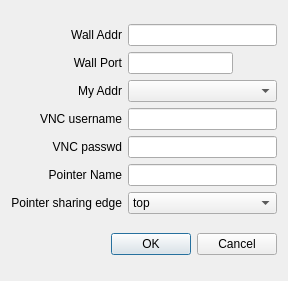
sungwonnam/SAGENext, file src/uiclient/connectiondialog.ui: the form before one commit.
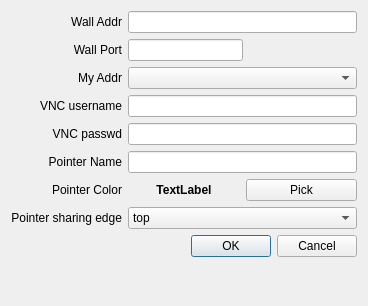
The form after the commit.

```diff
--- a/src/uiclient/connectiondialog.ui
+++ b/src/uiclient/connectiondialog.ui
@@ -6,16 +6,17 @@
    <rect>
     <x>0</x>
     <y>0</y>
-    <width>288</width>
-    <height>281</height>
+    <width>368</width>
+    <height>306</height>
    </rect>
   </property>
   <property name="windowTitle">
    <string>Dialog</string>
   </property>
-  <layout class="QVBoxLayout" name="verticalLayout">
-   <item>
-    <layout class="QGridLayout" name="gridLayout">
+  <layout class="QFormLayout" name="formLayout">
+   <property name="labelAlignment">
+    <set>Qt::AlignRight|Qt::AlignTrailing|Qt::AlignVCenter</set>
+   </property>
      <item row="0" column="0">
       <widget class="QLabel" name="label">
        <property name="layoutDirection">
@@ -29,7 +30,7 @@
        </property>
       </widget>
      </item>
-     <item row="0" column="1" colspan="2">
+   <item row="0" column="1">
       <widget class="QLineEdit" name="ipaddr"/>
      </item>
      <item row="1" column="0">
@@ -43,9 +44,11 @@
       </widget>
      </item>
      <item row="1" column="1">
+    <layout class="QHBoxLayout" name="horizontalLayout">
+     <item>
       <widget class="QLineEdit" name="port"/>
      </item>
-     <item row="1" column="2">
+     <item>
       <spacer name="horizontalSpacer">
        <property name="orientation">
         <enum>Qt::Horizontal</enum>
@@ -58,18 +61,7 @@
        </property>
       </spacer>
      </item>
-     <item row="5" column="0">
-      <widget class="QLabel" name="pointerNameLabel">
-       <property name="text">
-        <string>Pointer Name</string>
-       </property>
-       <property name="alignment">
-        <set>Qt::AlignRight|Qt::AlignTrailing|Qt::AlignVCenter</set>
-       </property>
-      </widget>
-     </item>
-     <item row="5" column="1" colspan="2">
-      <widget class="QLineEdit" name="pointerNameLineEdit"/>
+    </layout>
      </item>
      <item row="2" column="0">
       <widget class="QLabel" name="label_3">
@@ -81,6 +73,22 @@
        </property>
       </widget>
      </item>
+   <item row="2" column="1">
+    <widget class="QComboBox" name="myAddrCB"/>
+   </item>
+   <item row="3" column="0">
+    <widget class="QLabel" name="label_5">
+     <property name="text">
+      <string>VNC username</string>
+     </property>
+     <property name="alignment">
+      <set>Qt::AlignRight|Qt::AlignTrailing|Qt::AlignVCenter</set>
+     </property>
+    </widget>
+   </item>
+   <item row="3" column="1">
+    <widget class="QLineEdit" name="vncUsername"/>
+   </item>
      <item row="4" column="0">
       <widget class="QLabel" name="label_4">
        <property name="text">
@@ -91,23 +99,75 @@
        </property>
       </widget>
      </item>
-     <item row="4" column="1" colspan="2">
+   <item row="4" column="1">
       <widget class="QLineEdit" name="vncpasswd"/>
      </item>
-     <item row="3" column="1" colspan="2">
-      <widget class="QLineEdit" name="vncUsername"/>
-     </item>
-     <item row="3" column="0">
-      <widget class="QLabel" name="label_5">
+   <item row="5" column="0">
+    <widget class="QLabel" name="pointerNameLabel">
        <property name="text">
-        <string>VNC username</string>
+      <string>Pointer Name</string>
        </property>
        <property name="alignment">
         <set>Qt::AlignRight|Qt::AlignTrailing|Qt::AlignVCenter</set>
        </property>
       </widget>
      </item>
+   <item row="5" column="1">
+    <widget class="QLineEdit" name="pointerNameLineEdit"/>
+   </item>
      <item row="6" column="0">
+    <widget class="QLabel" name="label_7">
+     <property name="text">
+      <string>Pointer Color</string>
+     </property>
+     <property name="alignment">
+      <set>Qt::AlignRight|Qt::AlignTrailing|Qt::AlignVCenter</set>
+     </property>
+    </widget>
+   </item>
+   <item row="6" column="1">
+    <layout class="QHBoxLayout" name="horizontalLayout_2">
+     <item>
+      <widget class="QLabel" name="pointerColorLabel">
+       <property name="font">
+        <font>
+         <weight>75</weight>
+         <bold>true</bold>
+        </font>
+       </property>
+       <property name="frameShape">
+        <enum>QFrame::NoFrame</enum>
+       </property>
+       <property name="lineWidth">
+        <number>0</number>
+       </property>
+       <property name="midLineWidth">
+        <number>0</number>
+       </property>
+       <property name="text">
+        <string>TextLabel</string>
+       </property>
+       <property name="scaledContents">
+        <bool>true</bool>
+       </property>
+       <property name="alignment">
+        <set>Qt::AlignCenter</set>
+       </property>
+       <property name="wordWrap">
+        <bool>false</bool>
+       </property>
+      </widget>
+     </item>
+     <item>
+      <widget class="QPushButton" name="pointerColorButton">
+       <property name="text">
+        <string>Pick</string>
+       </property>
+      </widget>
+     </item>
+    </layout>
+   </item>
+   <item row="7" column="0">
       <widget class="QLabel" name="label_6">
        <property name="text">
         <string>Pointer sharing edge</string>
@@ -117,7 +177,7 @@
        </property>
       </widget>
      </item>
-     <item row="6" column="1" colspan="2">
+   <item row="7" column="1">
       <widget class="QComboBox" name="sharingEdgeCB">
        <item>
         <property name="text">
@@ -141,12 +201,7 @@
        </item>
       </widget>
      </item>
-     <item row="2" column="1" colspan="2">
-      <widget class="QComboBox" name="myAddrCB"/>
-     </item>
-    </layout>
-   </item>
-   <item>
+   <item row="8" column="0" colspan="2">
     <widget class="QDialogButtonBox" name="buttonBox">
      <property name="standardButtons">
       <set>QDialogButtonBox::Cancel|QDialogButtonBox::Ok</set>
```
Lines whose indentation alone changed are shown as unchanged.
